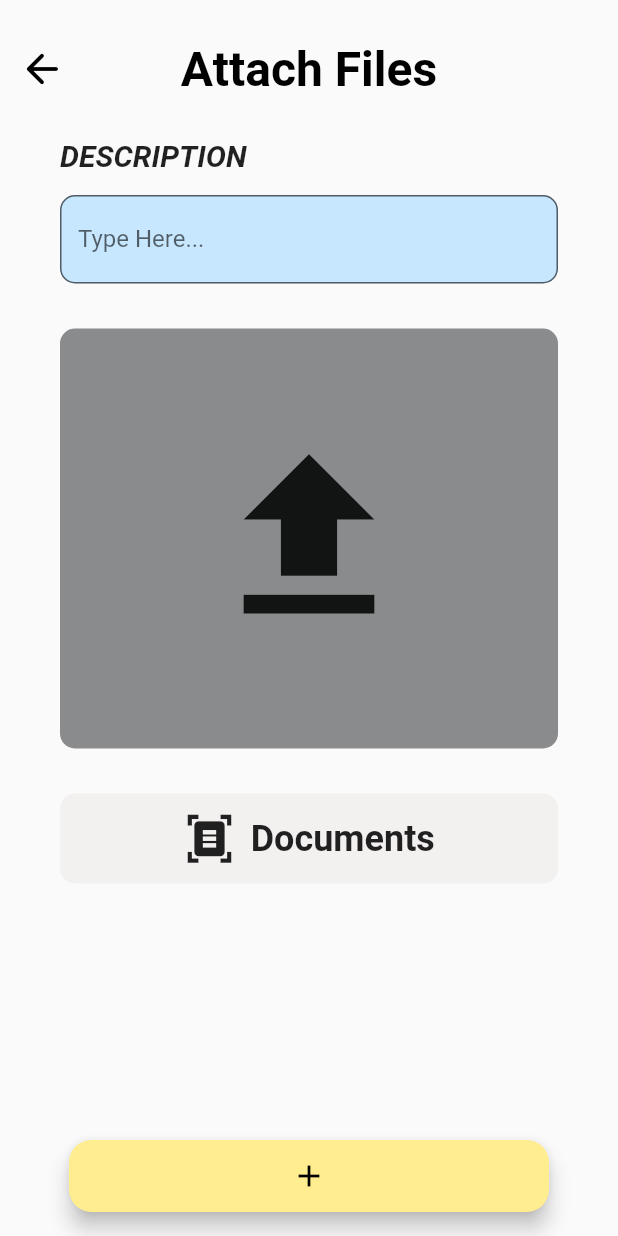
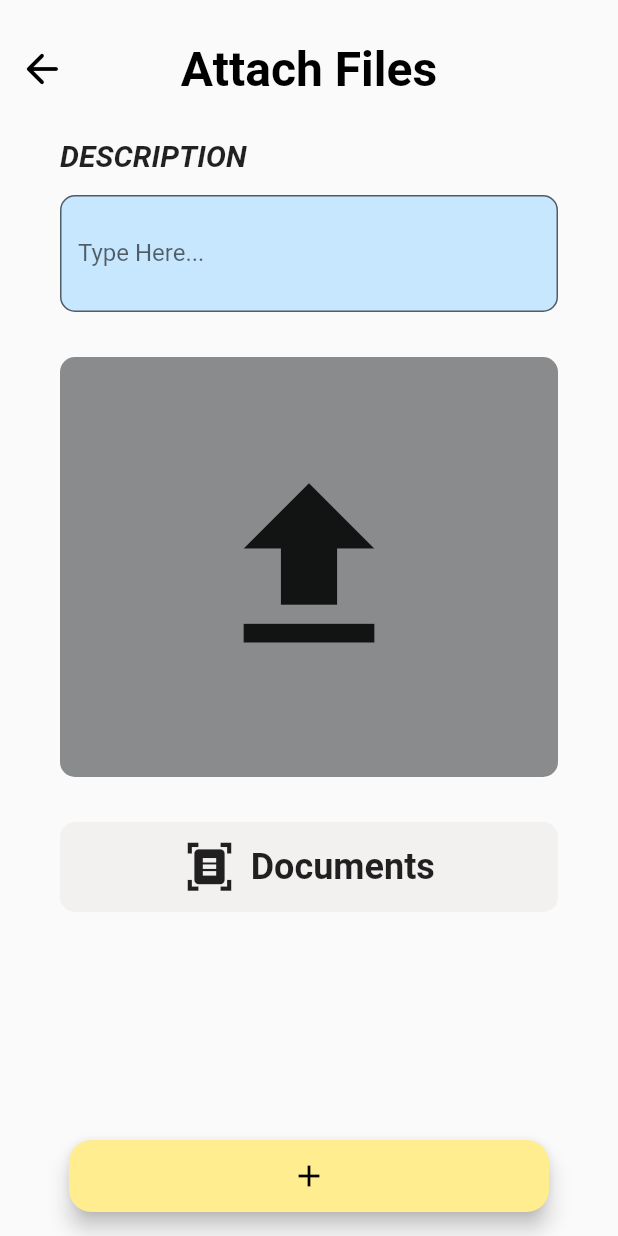
Before and after one commit to gdsc-jssstu/student_study_manager, a Flutter app: the StudyMaterialsScreen screen opened by its route, after a tap on the "add" icon, on a phone screen of 412 x 824 dp. Run offline on Flutter 3.47's test engine with Material 2 defaults, Android fonts, the phone set to English and light mode, and no system bars; our stand-ins replace dio, file_picker, hive, hive_flutter, image_picker; missing offline and left inert: syncfusion_flutter_pdfviewer; accounts and stored records are empty.

Commit message:
upload files in add notes screen

```diff
--- a/lib/main.dart
+++ b/lib/main.dart
@@ -2,6 +2,7 @@ import 'dart:ui';
 import 'dart:io';
 
 import 'package:flutter/material.dart';
+import 'package:hacktober_fest_app/providers/study_materials.dart';
 import 'package:hacktober_fest_app/providers/time_table.dart';
 import 'package:hacktober_fest_app/screens/home_screen.dart';
 import 'package:hacktober_fest_app/screens/remainders_screen.dart';
@@ -20,10 +21,11 @@ void main() async {
   Directory directory = await getApplicationDocumentsDirectory();
   Hive.init(directory.path);
   Hive.registerAdapter<TimeTable>(TimeTableAdapter());
+  Hive.registerAdapter<StudyMaterial>(StudyMaterialAdapter());
   await Hive.openBox<TimeTable>('timeTables');
   await Hive.openBox('remainders');
   await Hive.openBox('todos');
-  await Hive.openBox('studyMaterials');
+  await Hive.openBox<StudyMaterial>('studyMaterials');
 
   runApp(MyApp());
 }
--- a/lib/providers/study_materials.dart
+++ b/lib/providers/study_materials.dart
@@ -6,7 +6,7 @@ import 'package:hive_flutter/adapters.dart';
 
 part 'study_materials.g.dart';
 
-@HiveType(typeId: 0)
+@HiveType(typeId: 1)
 class StudyMaterial extends HiveObject {
   @HiveField(0)
   String? fileName;
--- a/lib/screens/add_notes_screen.dart
+++ b/lib/screens/add_notes_screen.dart
@@ -1,8 +1,63 @@
+import 'package:file_picker/file_picker.dart';
 import 'package:flutter/material.dart';
+import 'package:hacktober_fest_app/providers/study_materials.dart';
+import 'package:hive/hive.dart';
+import 'package:hive_flutter/hive_flutter.dart';
+import 'package:dio/dio.dart';
+import 'package:path/path.dart' as Path;
+import 'dart:io';
 
-class AddNotesScreen extends StatelessWidget {
+class AddNotesScreen extends StatefulWidget {
   const AddNotesScreen({Key? key}) : super(key: key);
   static const routeName = '/add-notes-screen';
+
+  @override
+  State<AddNotesScreen> createState() => _AddNotesScreenState();
+}
+
+class _AddNotesScreenState extends State<AddNotesScreen> {
+  final _formKey = GlobalKey<FormState>();
+  PlatformFile? pickedfile;
+  String? _filename;
+  String? _actualname;
+  bool isLoading = false;
+  File? fileToDisplay;
+
+  getFile() async {
+    try {
+      setState(() {
+        isLoading = true;
+      });
+
+      FilePickerResult? result = await FilePicker.platform
+          .pickFiles(type: FileType.any, allowMultiple: false);
+
+      if (result != null) {
+        setState(() {
+          _actualname = result!.files.first.name;
+          pickedfile = result!.files.first;
+          fileToDisplay = File(pickedfile!.path.toString());
+        });
+      }
+
+      setState(() {
+        isLoading = true;
+      });
+    } catch (e) {
+      print(e);
+    }
+  }
+
+  Future submitData() async {
+    final isVaild = _formKey.currentState!.validate();
+    if (isVaild) {
+      Hive.box<StudyMaterial>('studyMaterials')
+          .add(StudyMaterial(fileName: _filename, filePath: pickedfile!.path));
+      Navigator.of(context).pop();
+    }
+    print('Something is wrong');
+  }
+
   @override
   Widget build(BuildContext context) {
     return Scaffold(
@@ -35,7 +90,8 @@ class AddNotesScreen extends StatelessWidget {
           ),
         ),
       ),
-      body: Column(
+      body: SingleChildScrollView(
+        child: Column(
           crossAxisAlignment: CrossAxisAlignment.start,
           children: [
             const Padding(
@@ -49,23 +105,37 @@ class AddNotesScreen extends StatelessWidget {
                 ),
               ),
             ),
-          const Padding(
+            Padding(
               padding: EdgeInsets.fromLTRB(40, 15, 40, 15),
-            child: TextField(
-              decoration: InputDecoration(
+              child: Form(
+                key: _formKey,
+                child: TextFormField(
+                  decoration: const InputDecoration(
                       filled: true,
                       fillColor: Color(0xffC7E7FF),
                       label: Text("Type Here..."),
                       border: OutlineInputBorder(
                         borderRadius: BorderRadius.all(Radius.circular(10)),
                       )),
+                  autocorrect: false,
+                  minLines: 2,
+                  maxLines: 10,
+                  onChanged: (value) {
+                    setState(() {
+                      _filename = value;
+                    });
+                  },
+                ),
               ),
             ),
             Padding(
               padding: const EdgeInsets.fromLTRB(40, 15, 40, 15),
               child: GestureDetector(
-              onTap: () {},
-              child: Container(
+                onTap: () {
+                  getFile();
+                },
+                child: pickedfile == null
+                    ? Container(
                         height: 280,
                         width: double.infinity,
                         decoration: const BoxDecoration(
@@ -75,13 +145,25 @@ class AddNotesScreen extends StatelessWidget {
                         child: const Icon(
                           Icons.upload,
                           size: 150,
-                  )),
+                        ),
+                      )
+                    : Container(
+                        height: 280,
+                        width: double.infinity,
+                        decoration: const BoxDecoration(
+                          color: Color(0xff8A8B8D),
+                          borderRadius: BorderRadius.all(Radius.circular(10)),
+                        ),
+                        child: Center(child: Text('$_actualname selected.')),
+                      ),
               ),
             ),
             Padding(
               padding: const EdgeInsets.fromLTRB(40, 15, 40, 15),
               child: GestureDetector(
-              onTap: () {},
+                onTap: () {
+                  getFile();
+                },
                 child: Container(
                   decoration: const BoxDecoration(
                     color: Color(0xffF3F0F0),
@@ -114,17 +196,20 @@ class AddNotesScreen extends StatelessWidget {
             )
           ],
         ),
+      ),
       floatingActionButtonLocation: FloatingActionButtonLocation.centerFloat,
       floatingActionButton: FloatingActionButton.extended(
         foregroundColor: Colors.black,
         backgroundColor: Color(0xffFFED8F),
-        onPressed: (){},
+        onPressed: () {
+          submitData();
+        },
         shape: const RoundedRectangleBorder(
-          borderRadius: BorderRadius.all(Radius.circular(15),),
+          borderRadius: BorderRadius.all(
+            Radius.circular(15),
           ),
-        label: const SizedBox(
-            width: 280,
-            child: Icon(Icons.add)),
+        ),
+        label: const SizedBox(width: 280, child: Icon(Icons.add)),
         //child: Icon(Icons.add),
       ),
     );
--- a/lib/screens/study_materials_screen.dart
+++ b/lib/screens/study_materials_screen.dart
@@ -1,6 +1,12 @@
 import 'package:flutter/material.dart';
+import 'package:hacktober_fest_app/providers/study_materials.dart';
+import 'package:hacktober_fest_app/screens/view_study_materials.dart';
 import 'package:hacktober_fest_app/widgets/notes_screen_container.dart';
 import 'package:hacktober_fest_app/screens/add_notes_screen.dart';
+import 'package:hive/hive.dart';
+import 'package:hive_flutter/hive_flutter.dart';
+import 'dart:io';
+
 class StudyMaterialsScreen extends StatelessWidget {
   static const routeName = '/study-materials-screen';
   const StudyMaterialsScreen({super.key});
@@ -55,34 +61,70 @@ class StudyMaterialsScreen extends StatelessWidget {
         child: Icon(Icons.add),
         onPressed: () {
           Navigator.push(
-              context,
-              MaterialPageRoute(builder: (context) => const AddNotesScreen()),);
+            context,
+            MaterialPageRoute(builder: (context) => const AddNotesScreen()),
+          );
           //TODO:Add new notes feature to be added
         },
       ),
-      body: SingleChildScrollView(
+      // body: SingleChildScrollView(
 
-        child: Column(
-          crossAxisAlignment: CrossAxisAlignment.start,
-          children: [
-            const Padding(
-              padding:  EdgeInsets.only(left: 32.0),
-              child:  Text(
-                "SUBJECTS",
-                style: TextStyle(
-                  fontSize: 20,
-                  fontStyle: FontStyle.italic,
-                  fontWeight: FontWeight.w600 ,
-                ),
-              ),
-            ),
+      //   child: Column(
+      //     crossAxisAlignment: CrossAxisAlignment.start,
+      //     children: [
+      //       const Padding(
+      //         padding:  EdgeInsets.only(left: 32.0),
+      //         child:  Text(
+      //           "SUBJECTS",
+      //           style: TextStyle(
+      //             fontSize: 20,
+      //             fontStyle: FontStyle.italic,
+      //             fontWeight: FontWeight.w600 ,
+      //           ),
+      //         ),
+      //       ),
 
-            NoteScreenCont(title: "A"),
-            NoteScreenCont(title: "B"),
-            NoteScreenCont(title: "C"),
-            NoteScreenCont(title: "D"),
-            NoteScreenCont(title: "E"),
-          ],
+      //   NoteScreenCont(title: "A"),
+      //   NoteScreenCont(title: "B"),
+      //   NoteScreenCont(title: "C"),
+      //   NoteScreenCont(title: "D"),
+      //   NoteScreenCont(title: "E"),
+      // ],
+
+      body: SafeArea(
+        child: ValueListenableBuilder(
+          valueListenable:
+              Hive.box<StudyMaterial>('studymaterials').listenable(),
+          builder: (context, Box<StudyMaterial> box, _) {
+            return ListView.builder(
+              itemCount: box.length,
+              itemBuilder: (ctx, i) {
+                final studymaterial = box.getAt(i);
+                return Card(
+                  color: Colors.blue,
+                  child: Padding(
+                    padding: const EdgeInsets.all(8.0),
+                    child: ListTile(
+                      onTap: () {
+                        Navigator.of(context).push(MaterialPageRoute(
+                            builder: (ctx) => ViewStudyMaterial(
+                                filePath: studymaterial!.filePath,
+                                filename: studymaterial.fileName.toString())));
+                      },
+                      title: Text(studymaterial!.fileName.toString()),
+                      contentPadding: const EdgeInsets.only(left: 160),
+                      trailing: IconButton(
+                        onPressed: () {
+                          box.deleteAt(i);
+                        },
+                        icon: const Icon(Icons.delete),
+                      ),
+                    ),
+                  ),
+                );
+              },
+            );
+          },
         ),
       ),
     );
--- a/lib/screens/view_timetable_screen.dart
+++ b/lib/screens/view_timetable_screen.dart
@@ -14,7 +14,7 @@ class ViewTimeTable extends StatelessWidget {
       appBar: AppBar(title: Text(title.toString())),
       body: Center(
         child: Padding(
-          padding: const EdgeInsets.all(8.0),
+          padding: const EdgeInsets.all(18.0),
           child: Image.file(File(imagePath!)),
         ),
       ),
--- a/pubspec.yaml
+++ b/pubspec.yaml
@@ -30,15 +30,19 @@ environment:
 # versions available, run `flutter pub outdated`.
 dependencies:
   cupertino_icons: ^1.0.2
+  dio: ^4.0.6
+  file_picker: ^5.2.2
   flutter:
     sdk: flutter
   hive: ^2.2.3
   hive_flutter: ^1.1.0
   image_picker: ^0.8.6
   json_annotation: ^4.7.0
+  path: ^1.8.2
   path_provider: ^2.0.11
   provider: ^6.0.3
   shared_preferences: ^2.0.15
+  syncfusion_flutter_pdfviewer: ^20.3.52
 
 dev_dependencies:
   build_runner: ^2.3.2
```
Also changed, not shown: lib/screens/view_study_materials.dart (added, +23 -0 lines), lib/providers/study_materials.g.dart, pubspec.lock. Lines whose indentation alone changed are shown as unchanged.
